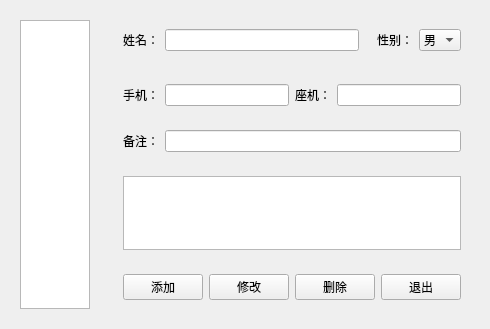
Qt form widget.ui (luotianqi777/AddressBook) before a commit.
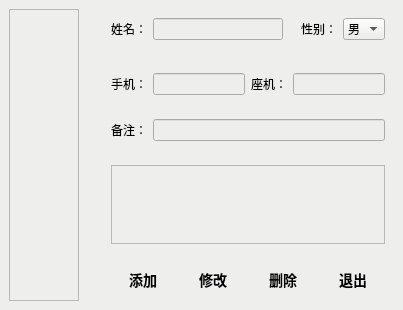
The same form after that commit.

Patch:
```diff
--- a/widget.ui
+++ b/widget.ui
@@ -6,14 +6,35 @@
    <rect>
     <x>0</x>
     <y>0</y>
-    <width>486</width>
-    <height>329</height>
+    <width>403</width>
+    <height>310</height>
    </rect>
   </property>
   <property name="windowTitle">
    <string>Widget</string>
   </property>
+  <property name="styleSheet">
+   <string notr="true">*{
+    /* 背景色 */  
+	background-color: rgb(238, 238, 236);
+}</string>
+  </property>
   <layout class="QHBoxLayout" name="horizontalLayout_10">
+   <property name="spacing">
+    <number>5</number>
+   </property>
+   <property name="leftMargin">
+    <number>0</number>
+   </property>
+   <property name="topMargin">
+    <number>0</number>
+   </property>
+   <property name="rightMargin">
+    <number>0</number>
+   </property>
+   <property name="bottomMargin">
+    <number>0</number>
+   </property>
    <item>
     <widget class="QWidget" name="widget_2" native="true">
      <layout class="QHBoxLayout" name="horizontalLayout_7">
@@ -54,7 +75,33 @@
           <widget class="QWidget" name="widget_12" native="true">
            <layout class="QHBoxLayout" name="horizontalLayout_12">
             <item>
-             <widget class="QListWidget" name="listWidgetAddress"/>
+             <widget class="QListWidget" name="listWidgetAddress">
+              <property name="styleSheet">
+               <string notr="true">QListView {
+	
+	/* 行与行之间交替颜色不同 */
+	/* setAlternatingRowColors(true); */
+	alternate-background-color:yellow;
+	
+	/* 设置是否选中时,整行都高亮显示 */
+	show-decoration-selected:1;
+}
+
+QListView::item:alternate {
+	background:#EEEEEE;
+}
+
+/* 当条目被选中,并且不是有效的 */
+QListView::item::selected {
+	background:#696969;
+}
+
+/* 鼠标县浮在条目上 */
+QListView::item::hover {
+	background:#696969;
+}</string>
+              </property>
+             </widget>
             </item>
            </layout>
           </widget>
@@ -67,6 +114,9 @@
    </item>
    <item>
     <widget class="QWidget" name="widget_7" native="true">
+     <property name="styleSheet">
+      <string notr="true"/>
+     </property>
      <layout class="QVBoxLayout" name="verticalLayout">
       <item>
        <widget class="QWidget" name="widget" native="true">
@@ -135,6 +185,11 @@
                </item>
                <item>
                 <widget class="QComboBox" name="comboBoxGender">
+                 <property name="styleSheet">
+                  <string notr="true">*{
+	background-color: rgb(238, 238, 236);
+}</string>
+                 </property>
                  <item>
                   <property name="text">
                    <string>男</string>
@@ -209,6 +264,58 @@
       </item>
       <item>
        <widget class="QWidget" name="widget_9" native="true">
+        <property name="styleSheet">
+         <string notr="true">QPushButton
+{  
+    /* 前景色 */  
+    color:black;  
+ 
+    /* 背景色 */  
+	background-color: rgb(238, 238, 236);
+
+ 
+    /* 边框风格 */  
+    border-style:outset; 
+
+    /* 字体 */  
+    font:bold 14px;  
+ 
+    /* 控件最小宽度 */  
+    min-width:60px;  
+
+    /* 控件最小高度 */  
+    min-height:20px;  
+ 
+    /* 内边距 */  
+    padding:2px;  
+} 
+ 
+/* 鼠标按下时的效果 */ 
+QPushButton:pressed 
+{  
+    /* 改变背景色 */  
+    background-color:rgb(40,85,20);  
+}
+ 
+/* 按钮样式 */ 
+QPushButton:flat 
+{  
+    border:2px solid red;  
+} 
+
+QPushButton:!enabled{
+	backfround-color:rgb(40,40,40);
+}
+
+/*鼠标悬浮时的效果*/
+QPushButton:hover
+{
+    color:#DCB;
+    /* 边框风格 */  
+    background-color:rgb(110, 105, 105); /*改变背景色*/
+}
+</string>
+        </property>
         <layout class="QHBoxLayout" name="horizontalLayout_8">
          <item>
           <widget class="QPushButton" name="pushButtonAdd">
```
